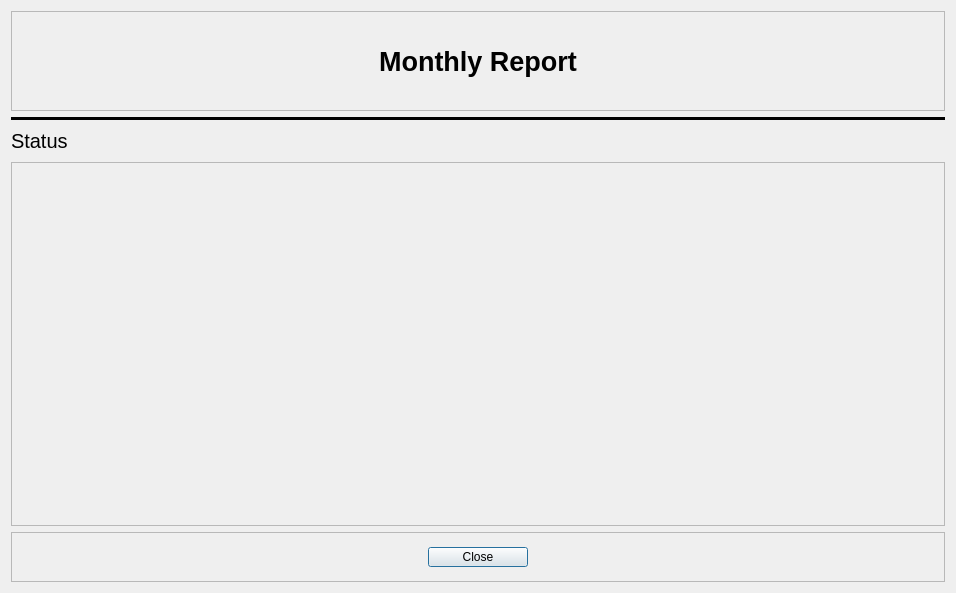
The window that Lab1/request_report.ui (PioSkay/Qt-Time-Reporting-System) describes before a commit, drawn with Qt 5.
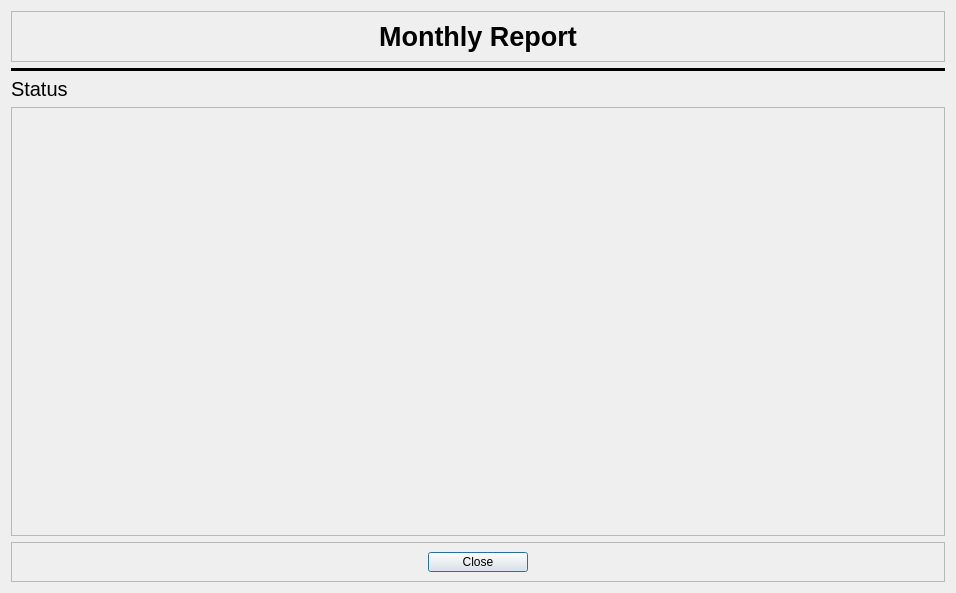
The same window after the commit.

What changed in the file:
```diff
--- a/Lab1/request_report.ui
+++ b/Lab1/request_report.ui
@@ -66,13 +66,20 @@
     </widget>
    </item>
    <item row="3" column="0">
-    <widget class="QFrame" name="frame_2">
-     <property name="frameShape">
-      <enum>QFrame::StyledPanel</enum>
+    <widget class="QScrollArea" name="main_area">
+     <property name="widgetResizable">
+      <bool>true</bool>
      </property>
-     <property name="frameShadow">
-      <enum>QFrame::Raised</enum>
-     </property>
+     <widget class="QWidget" name="scrollAreaWidgetContents">
+      <property name="geometry">
+       <rect>
+        <x>0</x>
+        <y>0</y>
+        <width>936</width>
+        <height>429</height>
+       </rect>
+      </property>
+     </widget>
     </widget>
    </item>
    <item row="2" column="0">
```
Left out of the diff: 102 changed lines with no effect on the pictures.
